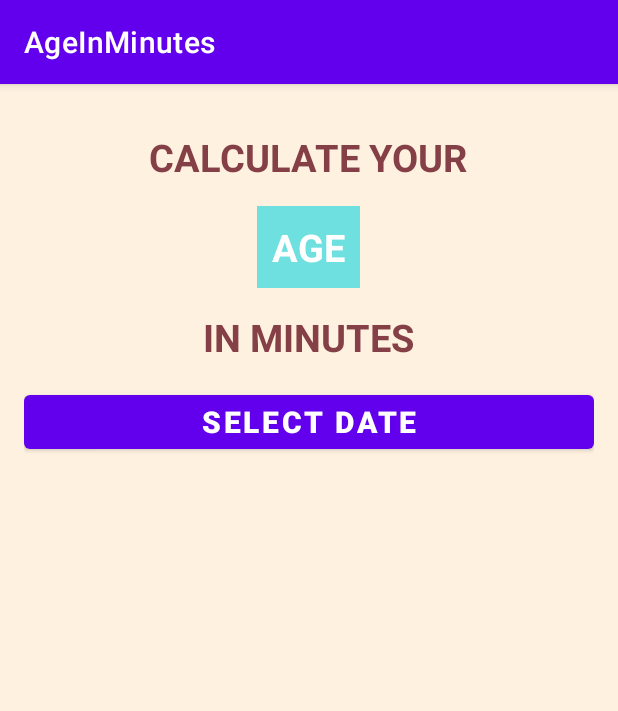
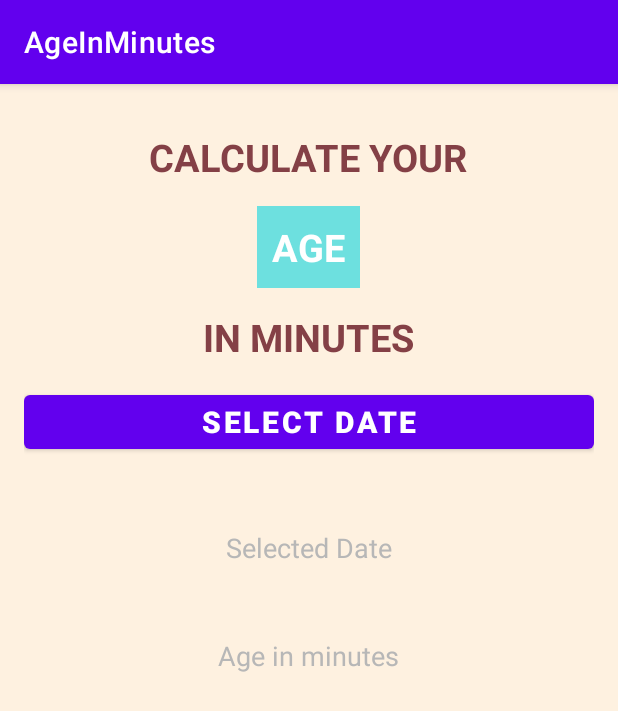
Before and after one commit to abubaker-cs/AgeInMinutes, an Android app: the screen it shows after launch (MainActivity), on a phone screen of 412 x 824 dp. Shown: the top 711 px of the screen. Run offline under Robolectric (Android 15) with nearby library versions, the phone set to English and light mode, and no system bars.

```diff
--- a/app/src/main/res/layout/activity_main.xml
+++ b/app/src/main/res/layout/activity_main.xml
@@ -51,5 +51,42 @@
         android:textSize="20sp"
         android:textStyle="bold" />
 
+    <!--
+        Fill - Selected Date
+    -->
+    <TextView
+        android:id="@+id/tvSelectedDate"
+        android:layout_width="wrap_content"
+        android:layout_height="wrap_content"
+        android:layout_marginTop="20sp"
+        android:textColor="#844046"
+        android:textSize="20sp" />
+
+    <!-- SELECT DATE -->
+    <TextView
+        android:layout_width="wrap_content"
+        android:layout_height="wrap_content"
+        android:text="Selected Date"
+        android:textColor="#B7B7B7"
+        android:textSize="18sp" />
+
+    <!--
+        Fill - Age in Minutes
+    -->
+    <TextView
+        android:id="@+id/tvAgeInMinutes"
+        android:layout_width="wrap_content"
+        android:layout_height="wrap_content"
+        android:layout_marginTop="20sp"
+        android:textColor="#844046"
+        android:textSize="20sp" />
+
+    <!-- SELECT DATE -->
+    <TextView
+        android:layout_width="wrap_content"
+        android:layout_height="wrap_content"
+        android:text="Age in minutes"
+        android:textColor="#B7B7B7"
+        android:textSize="18sp" />
 
 </LinearLayout>
```
